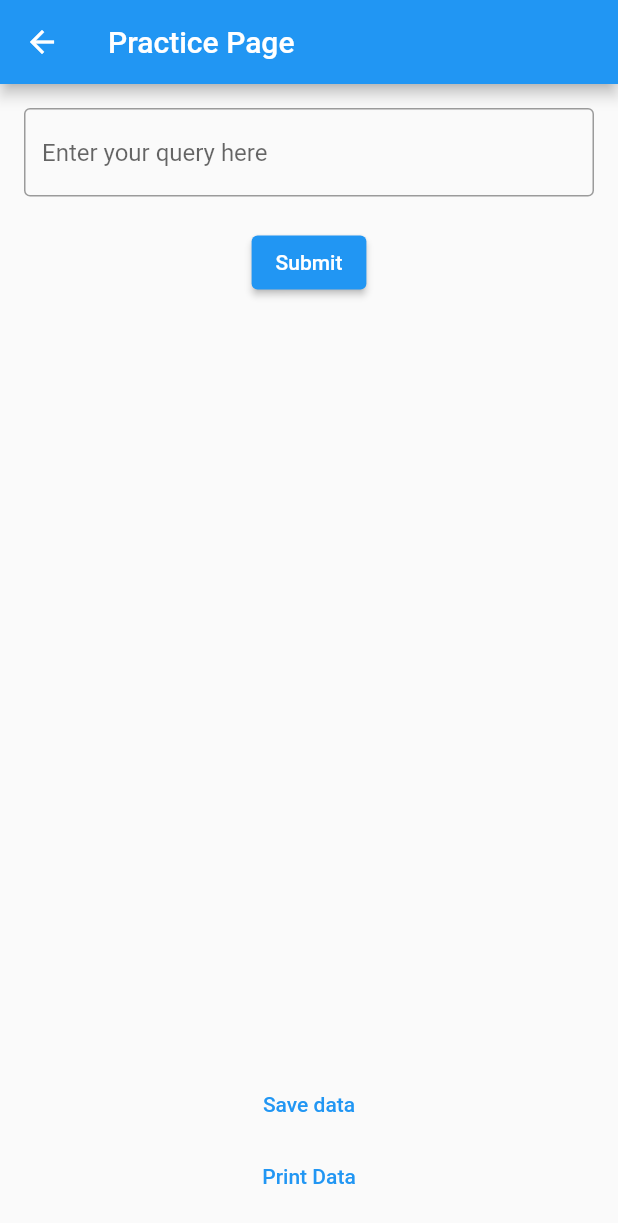
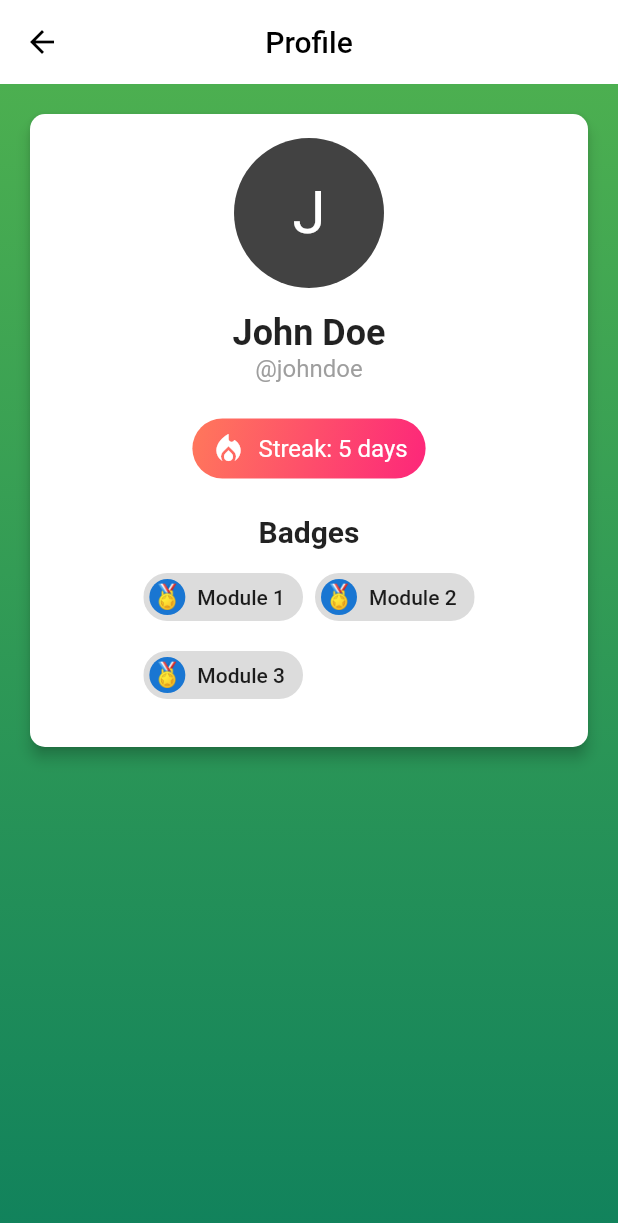
Before and after one commit to kygoben/hackutd, a Flutter app: the PracticePage screen opened directly, on a phone screen of 412 x 824 dp. Shown: the top 1223 px of the screen. Run offline on Flutter 3.47's test engine with Material 2 defaults, Android fonts, the phone set to English and light mode, and no system bars; our stand-ins replace flutter_dotenv.

```diff
--- a/finteach/lib/Presentation/practice_page.dart
+++ b/finteach/lib/Presentation/practice_page.dart
@@ -1,83 +1,141 @@
 import 'package:flutter/material.dart';
-import '../services/openai_service.dart';
-import 'package:shared_preferences/shared_preferences.dart';
 
-class PracticePage extends StatefulWidget {
-  @override
-  _PracticePageState createState() => _PracticePageState();
-}
-
-class _PracticePageState extends State<PracticePage> {
-  final TextEditingController _queryController = TextEditingController();
-  String _response = "";
-  bool _isLoading = false;
-
-  final OpenAIService _openAIService = OpenAIService();
-
-  Future<void> saveDataLocally() async {
-    final SharedPreferences prefs = await SharedPreferences.getInstance();
-    prefs.setString('test', _response);
-  }
-
-  Future<String?> getDataLocally() async {
-    final prefs = await SharedPreferences.getInstance();
-    return prefs.getString('test');
-  }
-
-  void _submitQuery() async {
-    setState(() {
-      _isLoading = true;
-    });
-
-    String response = await _openAIService.generateQuestions('credit card', 'fraud', 1);
-
-    setState(() {
-      _response = response;
-      _isLoading = false;
-    });
-  }
-
+class PracticePage extends StatelessWidget {
   @override
   Widget build(BuildContext context) {
+    String userName = 'John Doe';
+    String userHandle = '@johndoe';
+    int dailyStreak = 5;
+    String badgeEmoji = "🏅";
+
     return Scaffold(
       appBar: AppBar(
-        title: Text('Practice Page'),
+        title: const Text(
+          'Profile',
+          style: TextStyle(color: Colors.black),
+        ),
+        centerTitle: true,
+        backgroundColor: Colors.white,
+        iconTheme: const IconThemeData(color: Colors.black),
+        elevation: 0,
       ),
-      body: Padding(
-        padding: const EdgeInsets.all(16.0),
+      body: Container(
+        decoration: const BoxDecoration(
+          gradient: LinearGradient(
+            colors: [
+              Colors.green, // Lighter green gradient
+              Color(0xFF11825C) // Darker green gradient
+            ],
+            begin: Alignment.topCenter,
+            end: Alignment.bottomCenter,
+          ),
+        ),
         child: Column(
-          mainAxisAlignment: MainAxisAlignment.start,
           children: [
-            TextField(
-              controller: _queryController,
-              decoration: InputDecoration(
-                hintText: 'Enter your query here',
-                border: OutlineInputBorder(),
-              ),
-              onSubmitted: (_) => _submitQuery(),
-            ),
-            SizedBox(height: 20),
-            ElevatedButton(
-              onPressed: _isLoading ? null : _submitQuery,
-              child: Text(_isLoading ? 'Loading...' : 'Submit'),
-            ),
-            SizedBox(height: 20),
             Expanded(
               child: SingleChildScrollView(
-                child: Text(_response),
+                // Avoid page overflow stuff ^_^
+                padding: const EdgeInsets.all(16.0),
+                child: Column(
+                  mainAxisAlignment: MainAxisAlignment.center,
+                  crossAxisAlignment: CrossAxisAlignment.stretch,
+                  children: [
+                    Card(
+                      elevation: 4.0,
+                      shape: RoundedRectangleBorder(
+                          borderRadius: BorderRadius.circular(10)),
+                      child: Container(
+                        padding: const EdgeInsets.all(16.0),
+                        child: Column(
+                          mainAxisSize: MainAxisSize.min,
+                          children: [
+                            CircleAvatar(
+                              radius: 50,
+                              backgroundColor: Colors.grey.shade800,
+                              child: Text(
+                                userName.substring(0,
+                                    1), // First letter of the name for da picture
+                                style: const TextStyle(
+                                    fontSize: 40, color: Colors.white),
+                              ),
+                            ),
+                            SizedBox(height: 16),
+                            Text(
+                              userName,
+                              style: const TextStyle(
+                                  fontSize: 24, fontWeight: FontWeight.bold),
+                            ),
+                            Text(
+                              userHandle,
+                              style: const TextStyle(
+                                  fontSize: 16, color: Colors.grey),
+                            ),
+                            SizedBox(height: 24),
+                            Row(
+                              mainAxisSize: MainAxisSize.min,
+                              children: [
+                                Container(
+                                  padding: const EdgeInsets.symmetric(
+                                      horizontal: 12.0, vertical: 8.0),
+                                  decoration: BoxDecoration(
+                                    borderRadius: BorderRadius.circular(20),
+                                    gradient: const LinearGradient(
+                                      colors: [
+                                        Color(
+                                            0xFFFF785B), // Lighter red gradient color
+                                        Color(
+                                            0xFFFD267A), // Darker red gradient color
+                                      ],
+                                      begin: Alignment.topLeft,
+                                      end: Alignment.bottomRight,
+                                    ),
+                                  ),
+                                  child: Row(
+                                    mainAxisSize: MainAxisSize.min,
+                                    children: [
+                                      const Icon(Icons.local_fire_department,
+                                          color: Colors.white),
+                                      const SizedBox(width: 8),
+                                      Text(
+                                        'Streak: $dailyStreak days',
+                                        style: const TextStyle(
+                                            fontSize: 16, color: Colors.white),
+                                      ),
+                                    ],
+                                  ),
+                                ),
+                              ],
+                            ),
+                            const SizedBox(height: 24),
+                            const Text(
+                              'Badges',
+                              style: TextStyle(
+                                  fontSize: 20, fontWeight: FontWeight.bold),
+                            ),
+                            Padding(
+                              padding: const EdgeInsets.all(8.0),
+                              child: Wrap(
+                                spacing: 8.0,
+                                runSpacing: 4.0,
+                                alignment: WrapAlignment.start,
+                                children: List.generate(
+                                  3,
+                                  (index) => // Assuming 3 badges here, need to change if we make it dynamic
+                                      Chip(
+                                    avatar:
+                                        CircleAvatar(child: Text(badgeEmoji)),
+                                    label: Text('Module ${index + 1}'),
+                                  ),
+                                ),
+                              ),
+                            ),
+                          ],
+                        ),
+                      ),
+                    ),
+                  ],
+                ),
               ),
-            ),
-            TextButton(
-              onPressed: () {
-                saveDataLocally();
-              },
-              child: Text('Save data')
-            ),
-            TextButton(
-              onPressed: () async {
-                String? data = await getDataLocally();
-              },
-              child: Text('Print Data')
             ),
           ],
         ),
```
